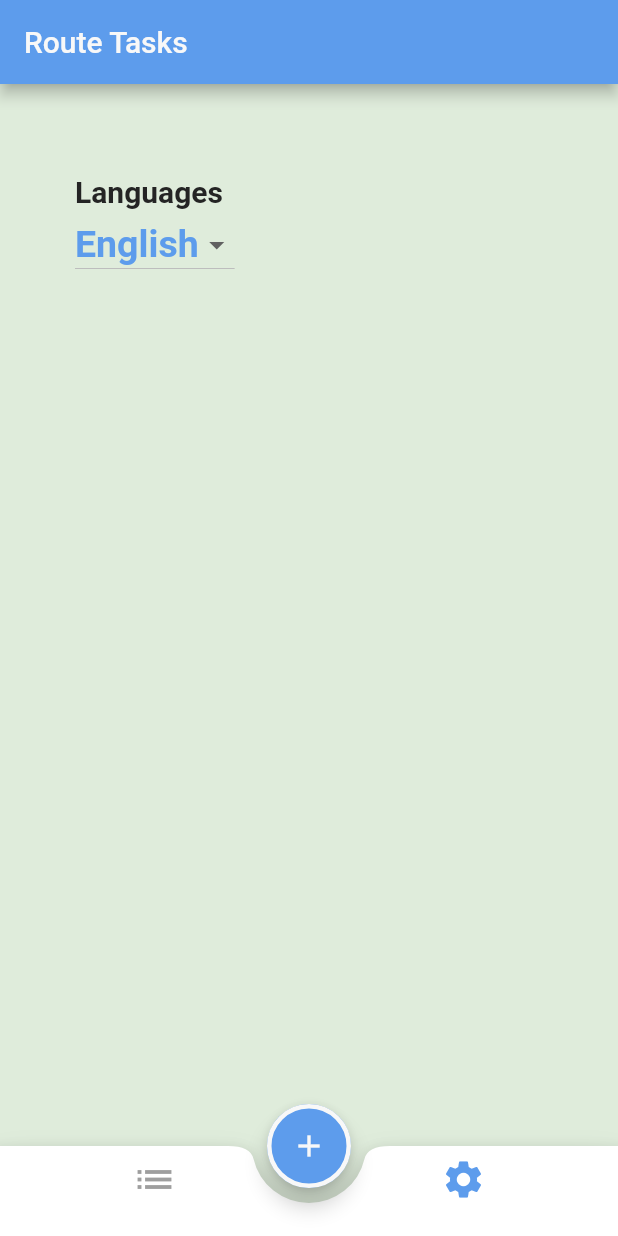
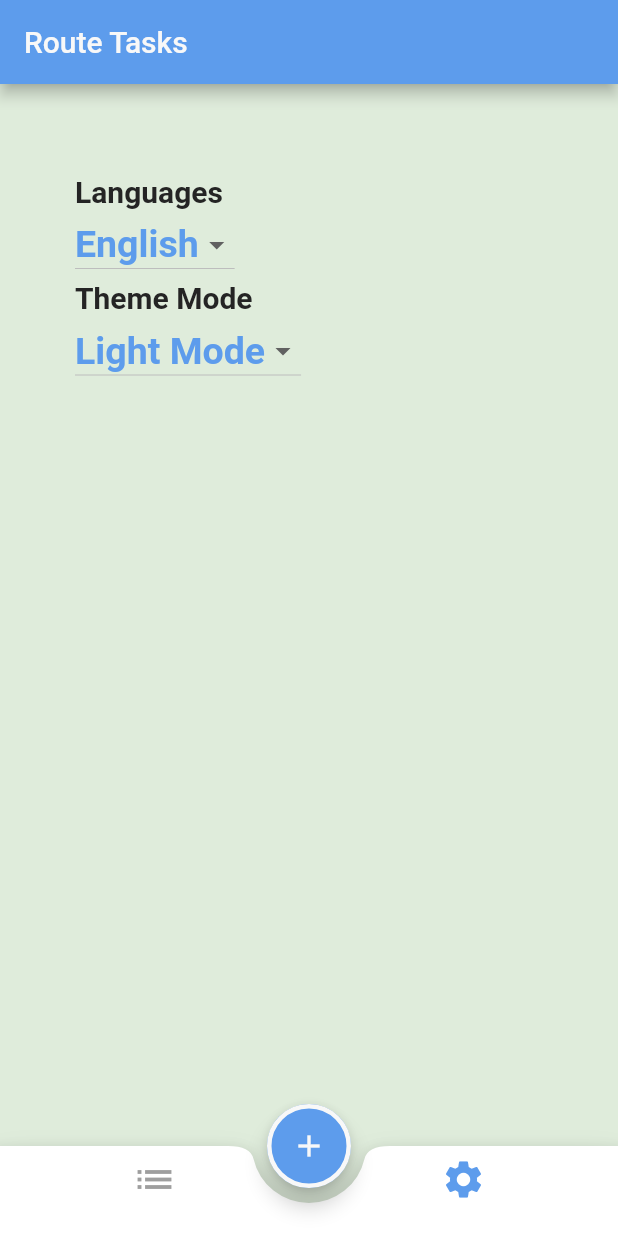
Before and after one commit to mahmoudgamal1704/Todo_App, a Flutter app: the screen it shows after launch, item 2 of the bottom bar chosen, on a phone screen of 412 x 824 dp. Run offline on Flutter 3.47's test engine with Material 2 defaults, Android fonts, the phone set to English and light mode, and no system bars; generated files the repository leaves out were written again.

Commit message:
setup ligt and dark mode
create dropdown item to use it in any screen

```diff
--- a/lib/l10n/app_ar.arb
+++ b/lib/l10n/app_ar.arb
@@ -2,6 +2,9 @@
     "lang": "اللغات",
     "en" : "الانجليزية",
     "ar" : "العربية",
+    "mode": "الوضع",
+        "light" : "الوضع النهارى",
+        "dark" : "الوضع الليلى",
     "title" : "قائمة المهمات",
             "addtitle" : "إضافة مهمة جديدة",
             "taskname" : "العنوان",
--- a/lib/l10n/app_en.arb
+++ b/lib/l10n/app_en.arb
@@ -2,6 +2,9 @@
     "lang": "Languages",
     "en" : "English",
     "ar" : "Arabic",
+     "mode": "Theme Mode",
+      "light" : "Light Mode",
+      "dark" : "Dark Mode",
         "title" : "Route Tasks",
         "addtitle" : "Add New Task",
         "taskname" : "Title",
--- a/lib/main.dart
+++ b/lib/main.dart
@@ -38,7 +38,7 @@ class MyApp extends StatelessWidget {
       debugShowCheckedModeBanner: false,
       theme: MyTheme.lightTheme ,
       darkTheme: MyTheme.darktheme,
-      themeMode: ThemeMode.light ,
+      themeMode: myprov.Currentmode ,
 
     );
   }
--- a/lib/models/data/appdata.dart
+++ b/lib/models/data/appdata.dart
@@ -10,9 +10,14 @@ class AppData {
       'ar' : AppLocalizations.of(context)!.ar,
 
     };
+  }
+ static Map<ThemeMode, String> Appmodes(BuildContext context) {
+   return {
+     ThemeMode.light :AppLocalizations.of(context)!.light,
+     ThemeMode.dark : AppLocalizations.of(context)!.dark,
 
-  }
-
+   };
+ }
  // static Map AppLang = {
  //    'en' :'English',
  //    'ar' : 'Arabic'
--- a/lib/modules/setting/setting.dart
+++ b/lib/modules/setting/setting.dart
@@ -1,19 +1,23 @@
 import 'package:flutter/material.dart';
 import 'package:provider/provider.dart';
 import 'package:todoapp/models/providers/mainprovider.dart';
+import 'package:todoapp/shared/items/dropdownlist.dart';
 import 'package:todoapp/shared/styles/colors.dart';
 import 'package:todoapp/models/data/appdata.dart';
 import 'package:flutter_gen/gen_l10n/app_localizations.dart';
+
 class Settings extends StatelessWidget {
   @override
   Widget build(BuildContext context) {
     Map langmap = AppData.AppLang(context);
     List langkeys = langmap.keys.toList();
+    Map<ThemeMode, String> modemap = AppData.Appmodes(context);
+    List modekeys = modemap.keys.toList();
     var prov = Provider.of<MainProvider>(context);
     return Container(
       width: double.infinity,
-      margin: EdgeInsets.symmetric(vertical: 60, horizontal: 50),
-      color: BackGcolor,
+      padding: EdgeInsets.symmetric(vertical: 60, horizontal: 50),
+      color: Theme.of(context).colorScheme.background,
       child: Column(
         crossAxisAlignment: CrossAxisAlignment.start,
         children: [
@@ -21,22 +25,13 @@ class Settings extends StatelessWidget {
             AppLocalizations.of(context)!.lang,
             style: Theme.of(context).textTheme.bodyText1,
           ),
-          DropdownButton(
-            items: langkeys.map<DropdownMenuItem<String>>((value) {
-              return DropdownMenuItem<String>(
-                value: langmap[value],
-                child: Text(langmap[value]),
-              );
-            }).toList(),
-            onChanged: (v) {
-              var key = langmap.keys.firstWhere(
-                (element) => langmap[element] == v,
-                orElse: () => null,
-              );
-              prov.ChangeLanguage( key.toString());
-              },
-            value: langmap[prov.CurrentLangcode],
+          DropDownList(ItemMap: langmap,val: langmap[prov.CurrentLangcode],onChang: prov.ChangeLanguage),
+          Text(
+            AppLocalizations.of(context)!.mode,
+            style: Theme.of(context).textTheme.bodyText1,
           ),
+          DropDownList(ItemMap: modemap,val: modemap[prov.Currentmode].toString(),onChang: prov.ChangeMode),
+
         ],
       ),
     );
--- /dev/null
+++ b/lib/shared/items/dropdownlist.dart
@@ -0,0 +1,28 @@
+import 'package:flutter/material.dart';
+import 'package:provider/provider.dart';
+
+import '../../models/providers/mainprovider.dart';
+
+ class DropDownList extends StatelessWidget {
+  // const DropDownList({Key? key}) : super(key: key);
+  Map ItemMap ;
+  String val ;
+ Function onChang ;
+  DropDownList({ required this.ItemMap,required this.val,required this.onChang});
+  @override
+  Widget build(BuildContext context) {
+    return DropdownButton(
+      items: ItemMap.keys.toList().map<DropdownMenuItem<String>>((value) {
+        return DropdownMenuItem<String>(
+          value: ItemMap[value],
+          child: Text(ItemMap[value]!),
+        );
+      }).toList(),
+      onChanged: (value) {
+        onChang(ItemMap, value.toString());
+      },
+      value:val,
+    );
+  }
+
+}
--- a/lib/shared/styles/mytheme.dart
+++ b/lib/shared/styles/mytheme.dart
@@ -56,7 +56,7 @@ class MyTheme {
         background: BackGdarkcolor,
         onBackground: Blackcolor,
         surface: Colors.grey,
-        onSurface: Blackcolor),
+        onSurface: Whitecolor),
     appBarTheme: AppBarTheme(
       iconTheme: IconThemeData(color: Blackcolor),
       centerTitle: false,
```
Also changed, not shown: lib/models/providers/mainprovider.dart (+14 -5 lines).
